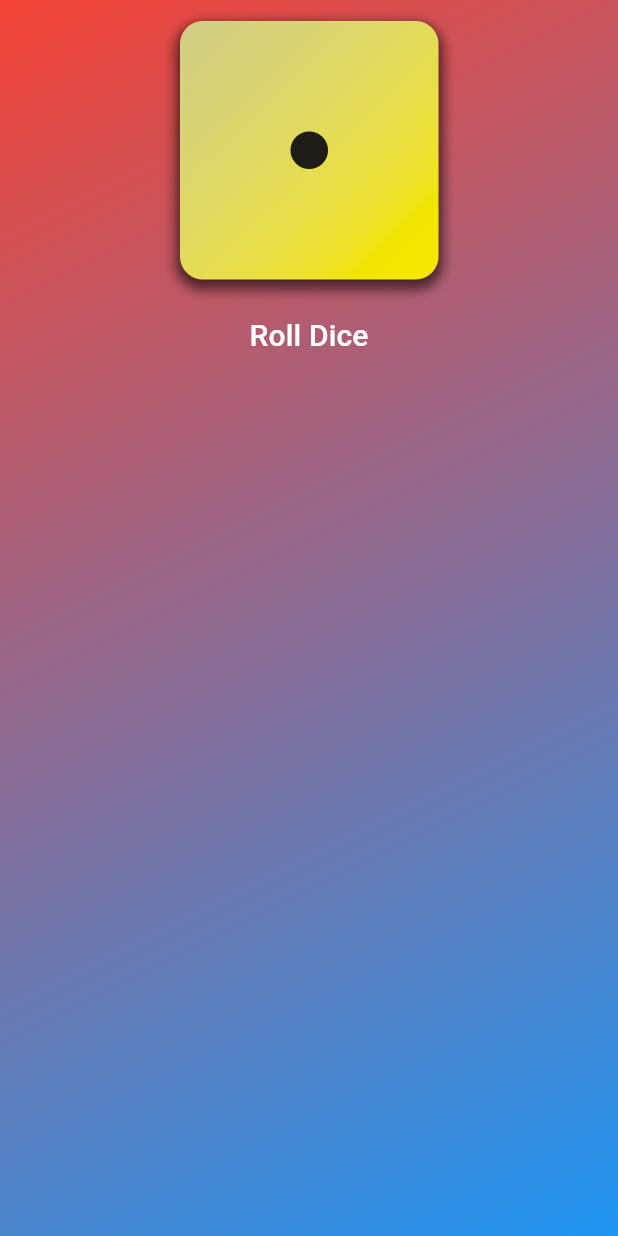
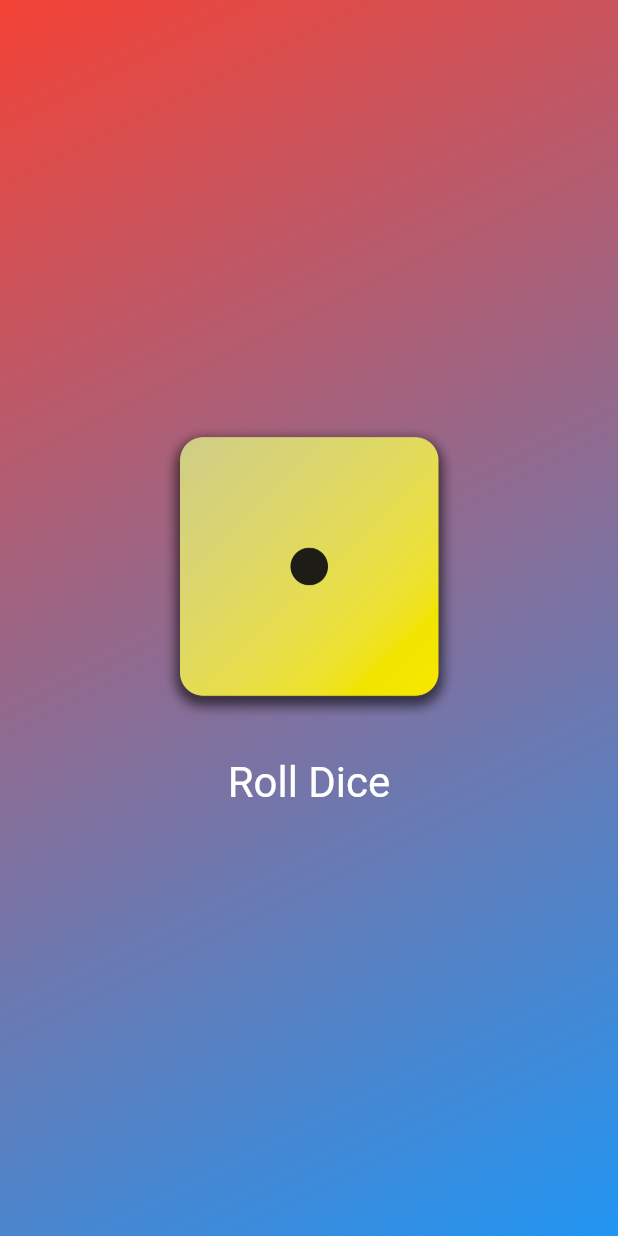
Before and after one commit to GKoukounis/first_app, a Flutter app: the screen it shows after launch, on a phone screen of 412 x 824 dp. Run offline on Flutter 3.47's test engine with Material 3 defaults, Android fonts, the phone set to English and light mode, and no system bars.

Commit message:
Adding styles and sizedbox in between of the two widgets.

```diff
--- a/lib/gradient_contrainer.dart
+++ b/lib/gradient_contrainer.dart
@@ -30,12 +30,16 @@ class GradientContainer extends StatelessWidget {
       ),
       child: Center(
         child: Column(
+          mainAxisSize: MainAxisSize.min,
           children: [
             Image.asset('assets/images/dice-1.png', width: 200, height: 200),
+            const SizedBox(height: 20),
             TextButton(
                 onPressed: rollDice,
-                child: const Text('Roll Dice',
-                  style: TextStyle(fontSize: 20, color: Colors.white))),
+                style: TextButton.styleFrom(
+                    foregroundColor: Colors.white,
+                    textStyle: const TextStyle(fontSize: 28)),
+                child: const Text('Roll Dice')),
           ],
         ),
       ),
```
